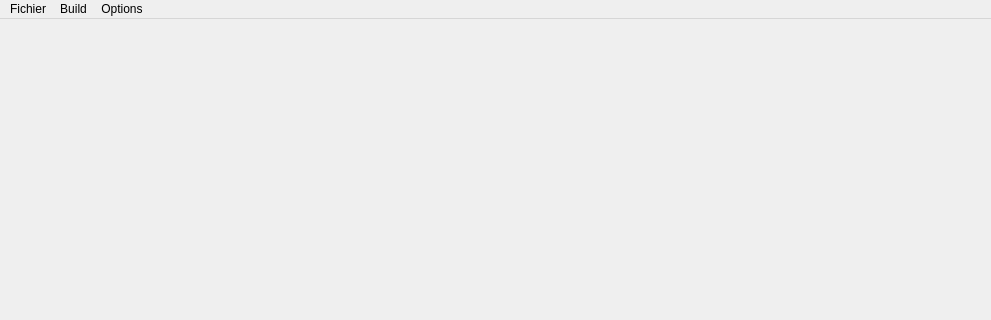
First picture: the form in trunc/source/mainwindow.ui, repository Bramas/SimTex, before the edit; both pictures show x 0 to 991 and y 0 to 320 of the 991 by 633 pixel window.
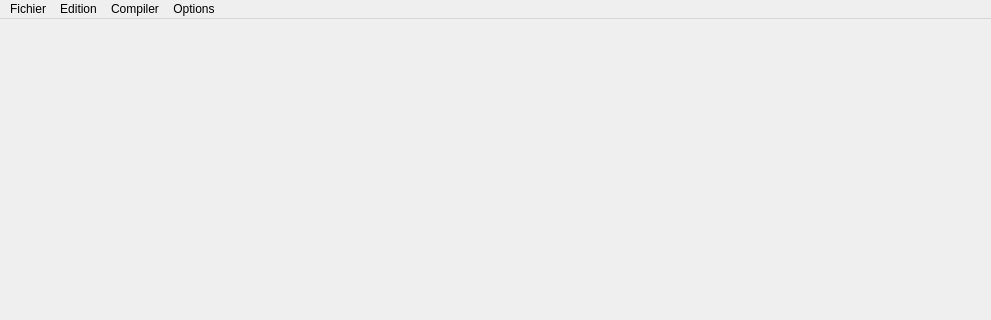
Second picture: the form after the edit.

What changed in the file:
```diff
--- a/trunc/source/mainwindow.ui
+++ b/trunc/source/mainwindow.ui
@@ -63,7 +63,7 @@
    </widget>
    <widget class="QMenu" name="menuBuild">
     <property name="title">
-     <string>Build</string>
+     <string>Compiler</string>
     </property>
     <addaction name="actionPdfLatex"/>
     <addaction name="separator"/>
@@ -75,7 +75,21 @@
     </property>
     <addaction name="actionSettings"/>
    </widget>
+   <widget class="QMenu" name="menuEdition">
+    <property name="title">
+     <string>Edition</string>
+    </property>
+    <addaction name="actionUndo"/>
+    <addaction name="actionRedo"/>
+    <addaction name="separator"/>
+    <addaction name="actionCut"/>
+    <addaction name="actionCopy"/>
+    <addaction name="actionPaste"/>
+    <addaction name="separator"/>
+    <addaction name="actionFindReplace"/>
+   </widget>
    <addaction name="menuFichier"/>
+   <addaction name="menuEdition"/>
    <addaction name="menuBuild"/>
    <addaction name="menuOptions"/>
   </widget>
```
Left out of the diff: 69 changed lines with no effect on the pictures.
